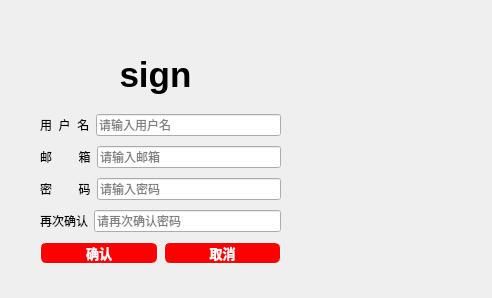
Qt form client/sign.ui (IM-Commnue/IM-Internship-BIT) before a commit.
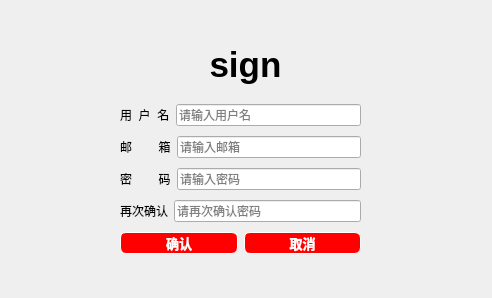
The same form after that commit. Custom widgets are drawn as their Qt base class.

Patch:
```diff
--- a/client/sign.ui
+++ b/client/sign.ui
@@ -21,8 +21,8 @@
   <widget class="QWidget" name="layoutWidget">
    <property name="geometry">
     <rect>
-     <x>40</x>
-     <y>110</y>
+     <x>120</x>
+     <y>100</y>
      <width>241</width>
      <height>158</height>
     </rect>
@@ -222,8 +222,8 @@
   <widget class="QLabel" name="login">
    <property name="geometry">
     <rect>
-     <x>50</x>
-     <y>50</y>
+     <x>140</x>
+     <y>40</y>
      <width>211</width>
      <height>51</height>
     </rect>
@@ -244,6 +244,22 @@
     <string>&lt;html&gt;&lt;head/&gt;&lt;body&gt;&lt;p align=&quot;center&quot;&gt;sign&lt;/p&gt;&lt;/body&gt;&lt;/html&gt;</string>
    </property>
   </widget>
+  <widget class="QLabel" name="Qlabel">
+   <property name="geometry">
+    <rect>
+     <x>0</x>
+     <y>0</y>
+     <width>491</width>
+     <height>301</height>
+    </rect>
+   </property>
+   <property name="text">
+    <string/>
+   </property>
+  </widget>
+  <zorder>Qlabel</zorder>
+  <zorder>layoutWidget</zorder>
+  <zorder>login</zorder>
  </widget>
  <customwidgets>
   <customwidget>
```
Left out of the diff: 4 changed lines with no effect on the pictures.
